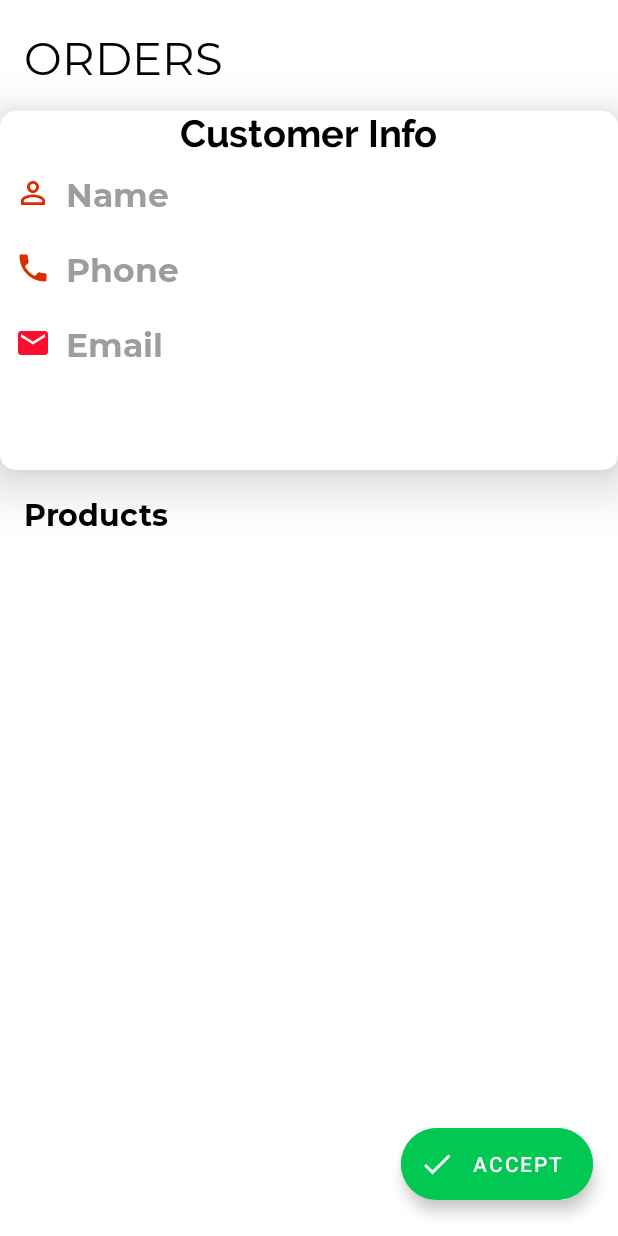
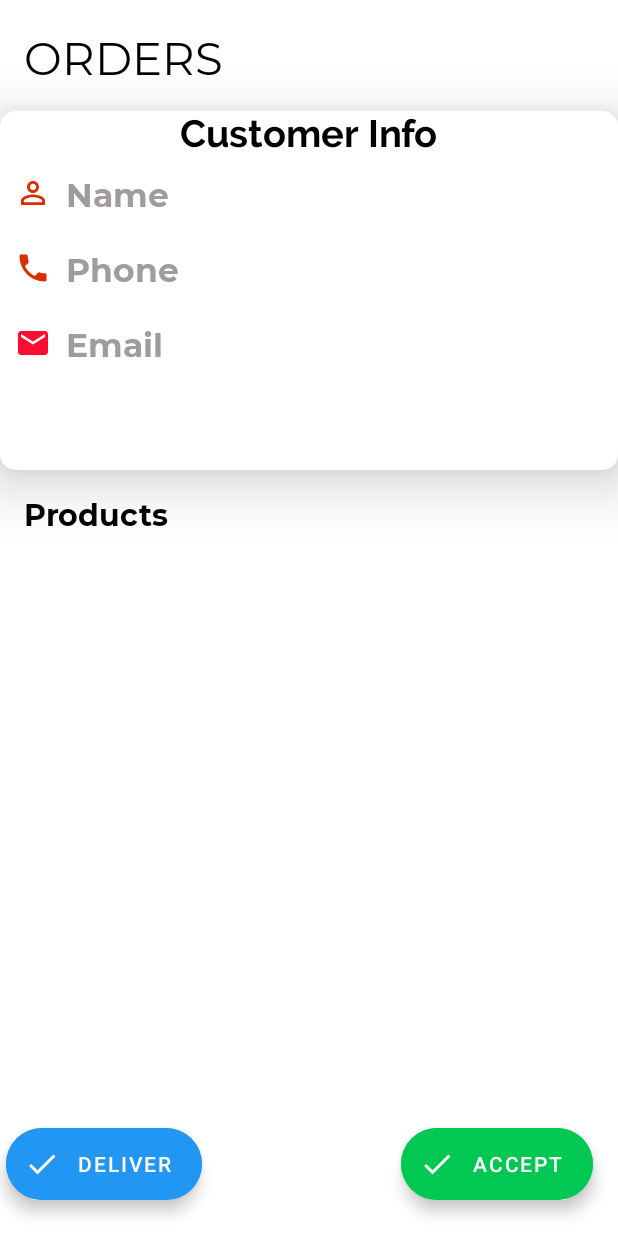
Before and after one commit to harishpadmanabh-HP/GroceriApp, an Android app: the layout activity_staff_order_list.xml on its own in the app's theme, with its tools: preview values and no code run, on a phone screen of 412 x 824 dp. Run offline under Robolectric (Android 15) with nearby library versions, the phone set to English and light mode, and no system bars.

Commit message:
order accept and deliver

```diff
--- a/app/src/main/java/com/hp/groceriapp/Staff/Adapters/OrderAdpater.java
+++ b/app/src/main/java/com/hp/groceriapp/Staff/Adapters/OrderAdpater.java
@@ -27,7 +27,7 @@ public class OrderAdpater extends RecyclerView.Adapter<OrderAdpater.OrderVh> {
     @NonNull
     @Override
     public OrderVh onCreateViewHolder(@NonNull ViewGroup parent, int viewType) {
-        View view = LayoutInflater.from(context).inflate(R.layout.single_staff_list_item, parent, false);
+        View view = LayoutInflater.from(context).inflate(R.layout.singleorderlistiem, parent, false);
         appPreferences = AppPreferences.getInstance(context, context.getResources().getString(R.string.app_name));
 
         return new OrderVh(view);
--- a/app/src/main/java/com/hp/groceriapp/Staff/OnboardActivity.java
+++ b/app/src/main/java/com/hp/groceriapp/Staff/OnboardActivity.java
@@ -69,6 +69,9 @@ public class OnboardActivity extends AppCompatActivity {
                         if(staff_login_model.getStatus().equalsIgnoreCase("success"))
                         {
                             Toast.makeText(OnboardActivity.this, "Logged in !", Toast.LENGTH_SHORT).show();
+
+                            String staffid=staff_login_model.getUser_data().getStaff_id();
+                            appPreferences.saveData("staff_id",staffid);
                         }else
                         {
                             Toast.makeText(OnboardActivity.this, ""+staff_login_model.getStatus(), Toast.LENGTH_SHORT).show();
--- a/app/src/main/res/layout/activity_staff_order_list.xml
+++ b/app/src/main/res/layout/activity_staff_order_list.xml
@@ -5,6 +5,7 @@
     android:layout_width="match_parent"
     android:layout_height="match_parent"
     android:background="#fff"
+    android:animateLayoutChanges="true"
     tools:context=".Staff.StaffOrderList">
 
     <TextView
@@ -152,4 +153,20 @@
         app:layout_constraintHorizontal_bias="0.942"
         app:layout_constraintStart_toStartOf="parent" />
 
+    <com.google.android.material.floatingactionbutton.ExtendedFloatingActionButton
+
+        android:id="@+id/deliverFAB"
+        android:layout_width="wrap_content"
+        android:layout_height="wrap_content"
+        android:layout_marginStart="4dp"
+        android:layout_marginBottom="24dp"
+        android:backgroundTint="#2196F3"
+        android:clickable="true"
+        android:text="DELIVER"
+        android:textColor="#fff"
+        app:icon="@drawable/ic_done_black_24dp"
+        app:iconTint="#fff"
+        app:layout_constraintBottom_toBottomOf="parent"
+        app:layout_constraintStart_toStartOf="parent" />
+
 </androidx.constraintlayout.widget.ConstraintLayout>
```
Also changed, not shown: app/src/main/AndroidManifest.xml (+4 -4 lines), app/src/main/java/com/hp/groceriapp/Retro/Apis.java (+12 -1 lines), app/src/main/java/com/hp/groceriapp/Staff/Models/AcceptOrderModel.java (added, +17 -0 lines), app/src/main/java/com/hp/groceriapp/Staff/Models/DeliverModel.java (added, +17 -0 lines), app/src/main/java/com/hp/groceriapp/Staff/StaffOrderList.java (+68 -3 lines).
